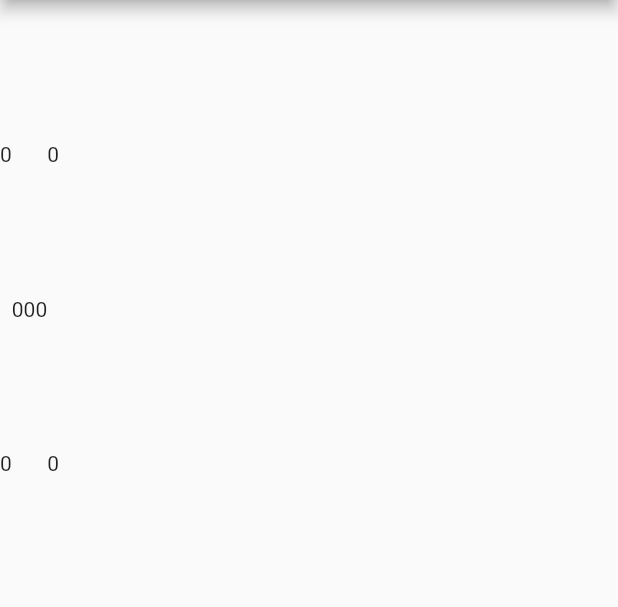
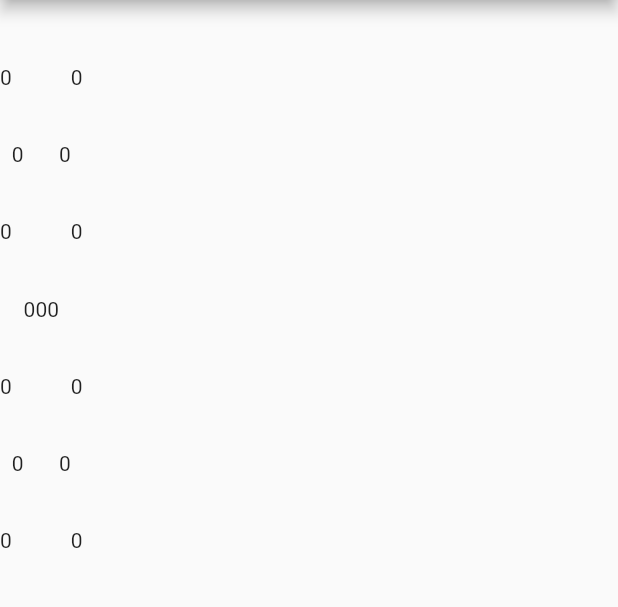
Before and after one commit to MatheusCCarmo/bracket, a Flutter app: the screen it shows after launch, on a phone screen of 412 x 824 dp, the part 84-691 px from its top. Run offline on Flutter 3.47's test engine with Material 2 defaults, Android fonts, the phone set to English and light mode, and no system bars.

Commit message:
confronts counting working till 16

```diff
--- a/lib/src/controllers/bracket_controller.dart
+++ b/lib/src/controllers/bracket_controller.dart
@@ -6,7 +6,7 @@ import 'package:flutter/material.dart';
 class BracketController {
   static BracketController instance = BracketController();
 
-  ValueNotifier<int> itemsQuantity = ValueNotifier(4);
+  ValueNotifier<int> itemsQuantity = ValueNotifier(8);
 
   BracketItem champion = BracketItem(id: 1);
   List<BracketItem> finalists = [BracketItem(id: 2), BracketItem(id: 3)];
--- a/lib/src/screens/bracket_screen.dart
+++ b/lib/src/screens/bracket_screen.dart
@@ -3,6 +3,7 @@ import 'dart:math';
 import 'package:bracket/src/controllers/bracket_controller.dart';
 import 'package:bracket/src/util/math_functions.dart';
 import 'package:bracket/src/util/media_query_info.dart';
+import 'package:bracket/src/widgets/confronts_column.dart';
 import 'package:flutter/material.dart';
 import 'package:flutter/rendering.dart';
 
@@ -28,37 +29,10 @@ class BracketScreen extends StatelessWidget {
           scrollDirection: Axis.horizontal,
           itemCount: rowExtent,
           itemBuilder: (context, index) {
-            if (index == 0) {
-              return Column(
-                mainAxisAlignment: MainAxisAlignment.spaceAround,
-                children: List.generate(
-                    (itemsQuantity / 2).ceil(), (index) => Text('0')),
-              );
-            } else if (index == 1) {
-              return Column(
-                mainAxisAlignment: MainAxisAlignment.spaceAround,
-                children: List.generate(
-                    (itemsQuantity / 4).ceil(), (index) => Text('0')),
-              );
-            } else if (index == 2) {
-              return Column(
-                mainAxisAlignment: MainAxisAlignment.spaceAround,
-                children: List.generate(
-                    (itemsQuantity / 8).ceil(), (index) => Text('0')),
-              );
-            } else if (index == 3) {
-              return Column(
-                mainAxisAlignment: MainAxisAlignment.spaceAround,
-                children: List.generate(
-                    (itemsQuantity / 4).ceil(), (index) => Text('0')),
-              );
-            } else {
-              return Column(
-                mainAxisAlignment: MainAxisAlignment.spaceAround,
-                children: List.generate(
-                    (itemsQuantity / 2).ceil(), (index) => Text('0')),
-              );
-            }
+            return ConfrontsColumn(
+                index: index,
+                rowExtent: rowExtent,
+                itemsQuantity: itemsQuantity);
           },
         ),
       ),
--- a/lib/src/widgets/confronts_column.dart
+++ b/lib/src/widgets/confronts_column.dart
@@ -1,14 +1,61 @@
 import 'package:flutter/material.dart';
 
 class ConfrontsColumn extends StatelessWidget {
+  final int index;
+  final int rowExtent;
+  final int itemsQuantity;
+
   const ConfrontsColumn({
     Key? key,
+    required this.index,
+    required this.itemsQuantity,
+    required this.rowExtent,
   }) : super(key: key);
 
   @override
   Widget build(BuildContext context) {
-    return Column(
-      mainAxisAlignment: MainAxisAlignment.spaceAround,
-    );
+    if (index == 0) {
+      return Column(
+        mainAxisAlignment: MainAxisAlignment.spaceAround,
+        children:
+            List.generate((itemsQuantity / 2).ceil(), (index) => Text('0')),
+      );
+    } else if (index == 1) {
+      return Column(
+        mainAxisAlignment: MainAxisAlignment.spaceAround,
+        children:
+            List.generate((itemsQuantity / 4).ceil(), (index) => Text('0')),
+      );
+    } else if (index == 2) {
+      return Column(
+        mainAxisAlignment: MainAxisAlignment.spaceAround,
+        children:
+            List.generate((itemsQuantity / 8).ceil(), (index) => Text('0')),
+      );
+    } else if (index >= (rowExtent / 2).floor() - 1 &&
+        index <= (rowExtent / 2).floor() + 1) {
+      return Column(
+        mainAxisAlignment: MainAxisAlignment.spaceAround,
+        children: [Text('0')],
+      );
+    } else if (index == rowExtent - 3) {
+      return Column(
+        mainAxisAlignment: MainAxisAlignment.spaceAround,
+        children:
+            List.generate((itemsQuantity / 8).ceil(), (index) => Text('0')),
+      );
+    } else if (index == rowExtent - 2) {
+      return Column(
+        mainAxisAlignment: MainAxisAlignment.spaceAround,
+        children:
+            List.generate((itemsQuantity / 4).ceil(), (index) => Text('0')),
+      );
+    } else {
+      return Column(
+        mainAxisAlignment: MainAxisAlignment.spaceAround,
+        children:
+            List.generate((itemsQuantity / 2).ceil(), (index) => Text('0')),
+      );
+    }
   }
 }
```
